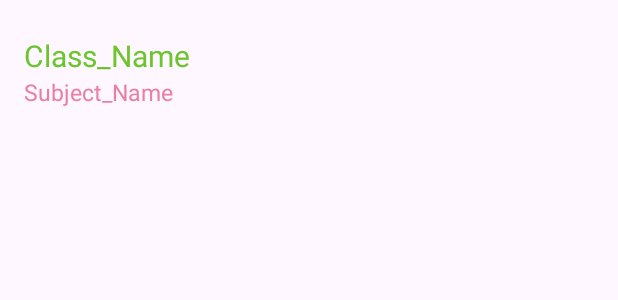
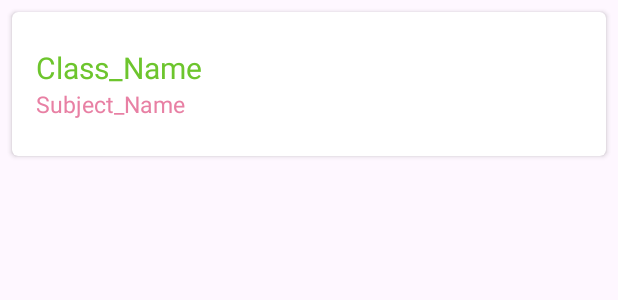
Before and after one commit to Md-Rabiul-Islam75/attendance-app-project-final, an Android app: the layout class_item.xml on its own in the app's theme, with its tools: preview values and no code run, on a phone screen of 412 x 824 dp. Shown: the top 300 px of the screen. Run offline under Robolectric (Android 15) with nearby library versions, the phone set to English and light mode, and no system bars.

Commit message:
part 8 second time

```diff
--- a/app/src/main/java/com/example/projectnew/MyDialog.java
+++ b/app/src/main/java/com/example/projectnew/MyDialog.java
@@ -2,6 +2,7 @@ package com.example.projectnew;
 
 import android.annotation.SuppressLint;
 import android.app.Dialog;
+import android.graphics.drawable.ColorDrawable;
 import android.os.Bundle;
 import android.view.LayoutInflater;
 import android.view.View;
@@ -39,6 +40,10 @@ public class MyDialog extends DialogFragment {
         assert getTag() != null;
         if(getTag().equals(CLASS_ADD_DIALOG))dialog=getAddClassDialog();
         if (getTag().equals(STUDENT_ADD_DIALOG))dialog=getAddStudentDialog();
+
+        dialog.getWindow().setBackgroundDrawable(new ColorDrawable(android.graphics.Color.TRANSPARENT));
+
+
         assert dialog != null;
         return dialog;
     }
--- a/app/src/main/java/com/example/projectnew/StudentActivity.java
+++ b/app/src/main/java/com/example/projectnew/StudentActivity.java
@@ -97,7 +97,8 @@ public class StudentActivity extends AppCompatActivity {
     private void addStudent(String roll, String name) {
         if (roll != null && !roll.isEmpty() && name != null && !name.isEmpty()) {
             studentItems.add(new StudentItem(roll, name));
-            adapter.notifyItemInserted(studentItems.size()-1);
+           // adapter.notifyItemInserted(studentItems.size()-1);
+            adapter.notifyDataSetChanged();
         } else {
             Toast.makeText(this, "Please fill all fields", Toast.LENGTH_SHORT).show();
         }
--- a/app/src/main/res/layout/class_item.xml
+++ b/app/src/main/res/layout/class_item.xml
@@ -1,7 +1,16 @@
 <?xml version="1.0" encoding="utf-8"?>
-<RelativeLayout xmlns:android="http://schemas.android.com/apk/res/android"
+<androidx.cardview.widget.CardView xmlns:android="http://schemas.android.com/apk/res/android"
     android:layout_width="match_parent"
+    xmlns:app="http://schemas.android.com/apk/res-auto"
+    app:cardCornerRadius="4dp"
+    android:layout_marginTop="8dp"
+    android:layout_marginRight="8dp"
+    android:layout_marginLeft="8dp"
     android:layout_height="96dp">
+
+    <RelativeLayout
+        android:layout_width="match_parent"
+        android:layout_height="match_parent">
 
         <LinearLayout
             android:padding="16dp"
@@ -34,3 +43,7 @@
         </LinearLayout>
 
     </RelativeLayout>
+
+
+
+</androidx.cardview.widget.CardView>
```
Lines whose indentation alone changed are shown as unchanged.
